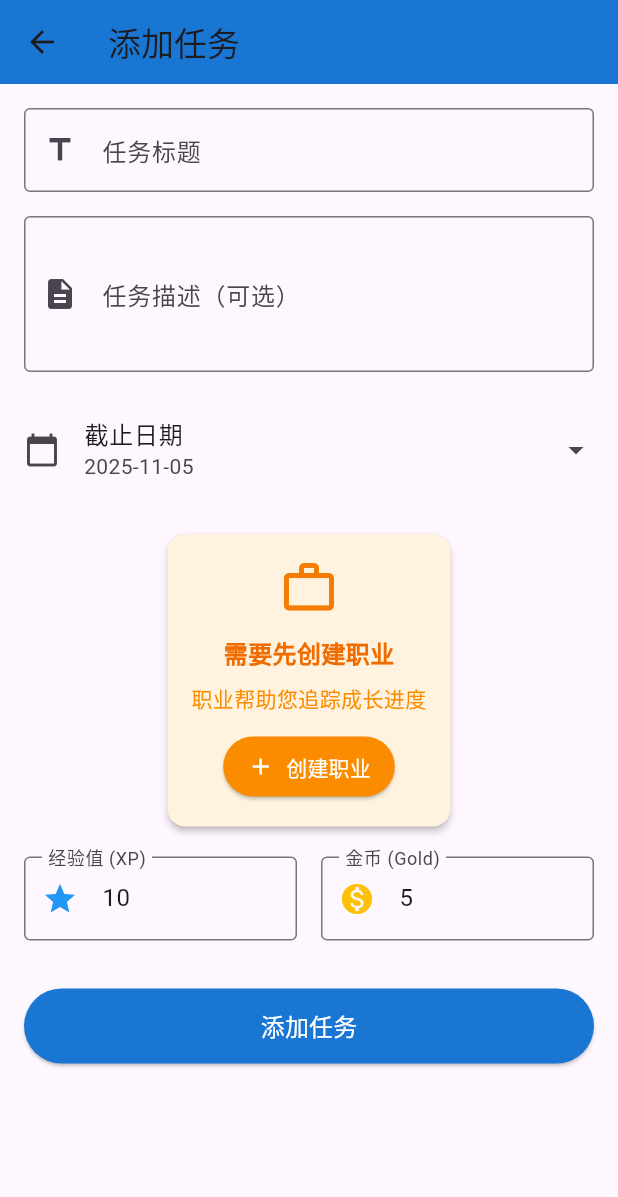
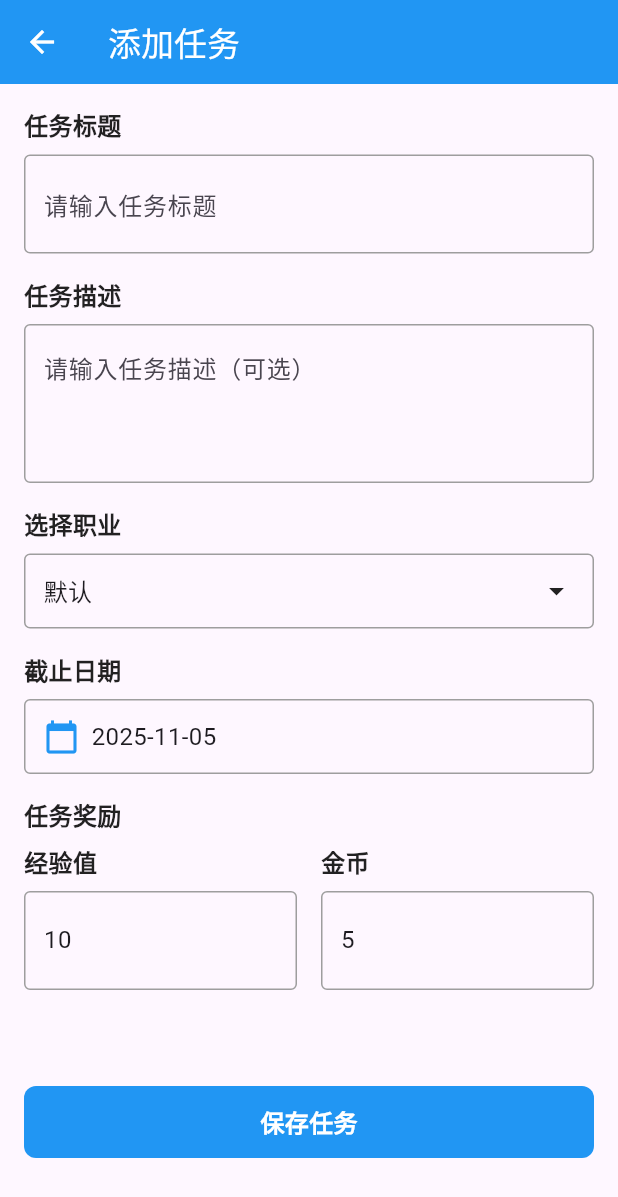
Before and after one commit to WeiTao96/task_manager_app, a Flutter app: the screen it shows after launch, after a tap on the "add" icon, on a phone screen of 412 x 824 dp. Shown: the top 1197 px of the screen. Run offline on Flutter 3.47's test engine with Material 3 defaults, Android fonts, the phone set to English and light mode, and no system bars; our stand-ins replace sqflite; accounts and stored records are empty.

Commit message:
fix: 修复添加任务白屏问题

```diff
--- /dev/null
+++ b/devtools_options.yaml
@@ -0,0 +1,3 @@
+description: This file stores settings for Dart & Flutter DevTools.
+documentation: https://docs.flutter.dev/tools/devtools/extensions#configure-extension-enablement-states
+extensions:
--- /dev/null
+++ b/lib/screens/ultra_simple_task_form_screen.dart
@@ -0,0 +1,380 @@
+import 'package:flutter/material.dart';
+import 'package:flutter/services.dart';
+import 'package:provider/provider.dart';
+import '../providers/task_provider.dart';
+import '../providers/profession_provider.dart';
+import '../models/task.dart';
+
+class UltraSimpleTaskFormScreen extends StatefulWidget {
+  @override
+  _UltraSimpleTaskFormScreenState createState() => _UltraSimpleTaskFormScreenState();
+}
+
+class _UltraSimpleTaskFormScreenState extends State<UltraSimpleTaskFormScreen> {
+  String _title = '';
+  String _description = '';
+  String _xp = '10';
+  String _gold = '5';
+  DateTime _dueDate = DateTime.now().add(Duration(days: 1));
+  String _selectedCategory = '默认';
+  bool _isLoading = false;
+  List<String> _professionNames = ['默认'];
+
+  @override
+  void initState() {
+    super.initState();
+    _loadProfessions();
+  }
+
+  void _loadProfessions() async {
+    try {
+      final professionProvider = Provider.of<ProfessionProvider>(context, listen: false);
+      await professionProvider.loadProfessions();
+
+      if (mounted) {
+        setState(() {
+          if (professionProvider.professions.isNotEmpty) {
+            _professionNames = professionProvider.professions.map((p) => p.name).toList();
+            _selectedCategory = _professionNames.first;
+          }
+        });
+      }
+    } catch (e) {
+      print('Error loading professions: $e');
+    }
+  }
+
+  @override
+  Widget build(BuildContext context) {
+    return Scaffold(
+      appBar: AppBar(
+        title: Text('添加任务'),
+        backgroundColor: Colors.blue,
+        foregroundColor: Colors.white,
+      ),
+      body: Padding(
+        padding: EdgeInsets.all(16),
+        child: SingleChildScrollView(
+          child: Column(
+            crossAxisAlignment: CrossAxisAlignment.stretch,
+            children: [
+              // 任务标题
+              _buildInputSection(
+                title: '任务标题',
+                value: _title,
+                hint: '请输入任务标题',
+                onChanged: (value) => setState(() => _title = value),
+              ),
+
+              // 任务描述
+              _buildInputSection(
+                title: '任务描述',
+                value: _description,
+                hint: '请输入任务描述（可选）',
+                onChanged: (value) => setState(() => _description = value),
+                maxLines: 3,
+              ),
+
+              // 职业选择
+              _buildSection(
+                title: '选择职业',
+                child: Container(
+                  padding: EdgeInsets.all(12),
+                  decoration: BoxDecoration(
+                    border: Border.all(color: Colors.grey),
+                    borderRadius: BorderRadius.circular(4),
+                  ),
+                  child: GestureDetector(
+                    onTap: _showProfessionPicker,
+                    child: Row(
+                      children: [
+                        Expanded(
+                          child: Text(
+                            _selectedCategory,
+                            style: TextStyle(fontSize: 16),
+                          ),
+                        ),
+                        Icon(Icons.arrow_drop_down),
+                      ],
+                    ),
+                  ),
+                ),
+              ),
+
+              // 截止日期
+              _buildSection(
+                title: '截止日期',
+                child: Container(
+                  padding: EdgeInsets.all(12),
+                  decoration: BoxDecoration(
+                    border: Border.all(color: Colors.grey),
+                    borderRadius: BorderRadius.circular(4),
+                  ),
+                  child: GestureDetector(
+                    onTap: _selectDate,
+                    child: Row(
+                      children: [
+                        Icon(Icons.calendar_today, color: Colors.blue),
+                        SizedBox(width: 8),
+                        Expanded(
+                          child: Text(
+                            _formatDate(_dueDate),
+                            style: TextStyle(fontSize: 16),
+                          ),
+                        ),
+                      ],
+                    ),
+                  ),
+                ),
+              ),
+
+              // 奖励设置
+              _buildSection(
+                title: '任务奖励',
+                child: Row(
+                  children: [
+                    Expanded(
+                      child: _buildInputSection(
+                        title: '经验值',
+                        value: _xp,
+                        hint: '10',
+                        keyboardType: TextInputType.number,
+                        onChanged: (value) => setState(() => _xp = value),
+                      ),
+                    ),
+                    SizedBox(width: 16),
+                    Expanded(
+                      child: _buildInputSection(
+                        title: '金币',
+                        value: _gold,
+                        hint: '5',
+                        keyboardType: TextInputType.number,
+                        onChanged: (value) => setState(() => _gold = value),
+                      ),
+                    ),
+                  ],
+                ),
+              ),
+
+              SizedBox(height: 32),
+
+              // 保存按钮
+              GestureDetector(
+                onTap: _isLoading ? null : _saveTask,
+                child: Container(
+                  width: double.infinity,
+                  height: 48,
+                  decoration: BoxDecoration(
+                    color: _isLoading ? Colors.grey : Colors.blue,
+                    borderRadius: BorderRadius.circular(8),
+                  ),
+                  child: Center(
+                    child: _isLoading
+                      ? SizedBox(
+                          width: 20,
+                          height: 20,
+                          child: CircularProgressIndicator(
+                            strokeWidth: 2,
+                            valueColor: AlwaysStoppedAnimation<Color>(Colors.white),
+                          ),
+                        )
+                      : Text(
+                          '保存任务',
+                          style: TextStyle(
+                            color: Colors.white,
+                            fontSize: 16,
+                            fontWeight: FontWeight.bold,
+                          ),
+                        ),
+                  ),
+                ),
+              ),
+            ],
+          ),
+        ),
+      ),
+    );
+  }
+
+  Widget _buildSection({required String title, required Widget child}) {
+    return Container(
+      margin: EdgeInsets.only(bottom: 16),
+      child: Column(
+        crossAxisAlignment: CrossAxisAlignment.start,
+        children: [
+          Text(
+            title,
+            style: TextStyle(
+              fontSize: 16,
+              fontWeight: FontWeight.bold,
+              color: Colors.black87,
+            ),
+          ),
+          SizedBox(height: 8),
+          child,
+        ],
+      ),
+    );
+  }
+
+  Widget _buildInputSection({
+    required String title,
+    required String value,
+    required String hint,
+    required Function(String) onChanged,
+    int maxLines = 1,
+    TextInputType keyboardType = TextInputType.text,
+  }) {
+    return Container(
+      margin: EdgeInsets.only(bottom: 16),
+      child: Column(
+        crossAxisAlignment: CrossAxisAlignment.start,
+        children: [
+          Text(
+            title,
+            style: TextStyle(
+              fontSize: 16,
+              fontWeight: FontWeight.bold,
+              color: Colors.black87,
+            ),
+          ),
+          SizedBox(height: 8),
+          Container(
+            padding: EdgeInsets.symmetric(horizontal: 12, vertical: 8),
+            decoration: BoxDecoration(
+              border: Border.all(color: Colors.grey),
+              borderRadius: BorderRadius.circular(4),
+            ),
+            child: TextFormField(
+              initialValue: value,
+              decoration: InputDecoration(
+                hintText: hint,
+                border: InputBorder.none,
+              ),
+              maxLines: maxLines,
+              keyboardType: keyboardType,
+              onChanged: onChanged,
+            ),
+          ),
+        ],
+      ),
+    );
+  }
+
+  void _showProfessionPicker() {
+    showDialog(
+      context: context,
+      builder: (BuildContext context) {
+        return AlertDialog(
+          title: Text('选择职业'),
+          content: Container(
+            width: double.maxFinite,
+            child: ListView.builder(
+              shrinkWrap: true,
+              itemCount: _professionNames.length,
+              itemBuilder: (context, index) {
+                final profession = _professionNames[index];
+                return ListTile(
+                  title: Text(profession),
+                  trailing: _selectedCategory == profession ? Icon(Icons.check, color: Colors.blue) : null,
+                  onTap: () {
+                    setState(() {
+                      _selectedCategory = profession;
+                    });
+                    Navigator.of(context).pop();
+                  },
+                );
+              },
+            ),
+          ),
+          actions: [
+            TextButton(
+              onPressed: () => Navigator.of(context).pop(),
+              child: Text('取消'),
+            ),
+          ],
+        );
+      },
+    );
+  }
+
+  String _formatDate(DateTime date) {
+    return '${date.year}-${date.month.toString().padLeft(2, '0')}-${date.day.toString().padLeft(2, '0')}';
+  }
+
+  Future<void> _selectDate() async {
+    try {
+      final DateTime? picked = await showDatePicker(
+        context: context,
+        initialDate: _dueDate,
+        firstDate: DateTime.now(),
+        lastDate: DateTime(2100),
+      );
+      if (picked != null && mounted) {
+        setState(() {
+          _dueDate = picked;
+        });
+      }
+    } catch (e) {
+      print('Error selecting date: $e');
+    }
+  }
+
+  Future<void> _saveTask() async {
+    // 基本验证
+    if (_title.trim().isEmpty) {
+      ScaffoldMessenger.of(context).showSnackBar(
+        SnackBar(
+          content: Text('请输入任务标题'),
+          backgroundColor: Colors.orange,
+        ),
+      );
+      return;
+    }
+
+    setState(() {
+      _isLoading = true;
+    });
+
+    try {
+      final taskProvider = Provider.of<TaskProvider>(context, listen: false);
+
+      final newTask = Task(
+        id: DateTime.now().millisecondsSinceEpoch.toString(),
+        title: _title.trim(),
+        description: _description.trim(),
+        dueDate: _dueDate,
+        category: _selectedCategory,
+        xp: int.tryParse(_xp) ?? 10,
+        gold: int.tryParse(_gold) ?? 5,
+      );
+
+      await taskProvider.addTask(newTask);
+
+      if (mounted) {
+        Navigator.of(context).pop();
+        ScaffoldMessenger.of(context).showSnackBar(
+          SnackBar(
+            content: Text('任务 "${newTask.title}" 添加成功！'),
+            backgroundColor: Colors.green,
+          ),
+        );
+      }
+    } catch (e) {
+      if (mounted) {
+        ScaffoldMessenger.of(context).showSnackBar(
+          SnackBar(
+            content: Text('保存失败：$e'),
+            backgroundColor: Colors.red,
+          ),
+        );
+      }
+    } finally {
+      if (mounted) {
+        setState(() {
+          _isLoading = false;
+        });
+      }
+    }
+  }
+}
--- a/lib/widgets/add_task_fab.dart
+++ b/lib/widgets/add_task_fab.dart
@@ -1,5 +1,5 @@
 import 'package:flutter/material.dart';
-import '../screens/simple_task_form_screen.dart';
+import '../screens/ultra_simple_task_form_screen.dart';
 
 class AddTaskFAB extends StatelessWidget {
   @override
@@ -8,7 +8,7 @@ class AddTaskFAB extends StatelessWidget {
       onPressed: () {
         Navigator.push(
           context,
-          MaterialPageRoute(builder: (context) => SimpleTaskFormScreen()),
+          MaterialPageRoute(builder: (context) => UltraSimpleTaskFormScreen()),
         );
       },
       child: Icon(Icons.add, color: Colors.white),
```
